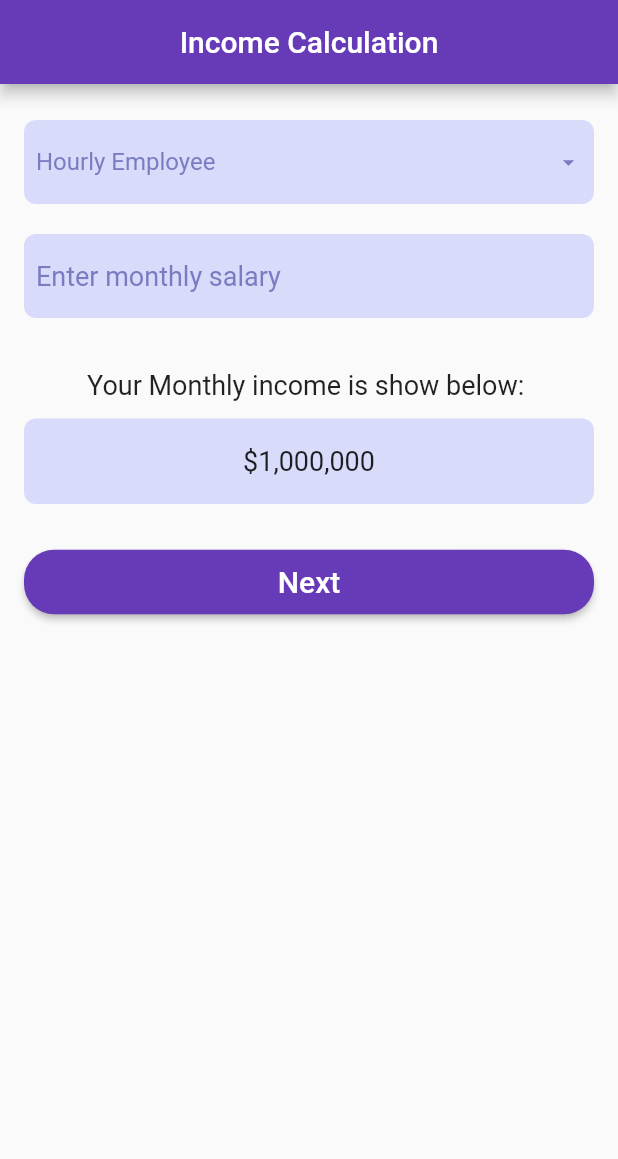
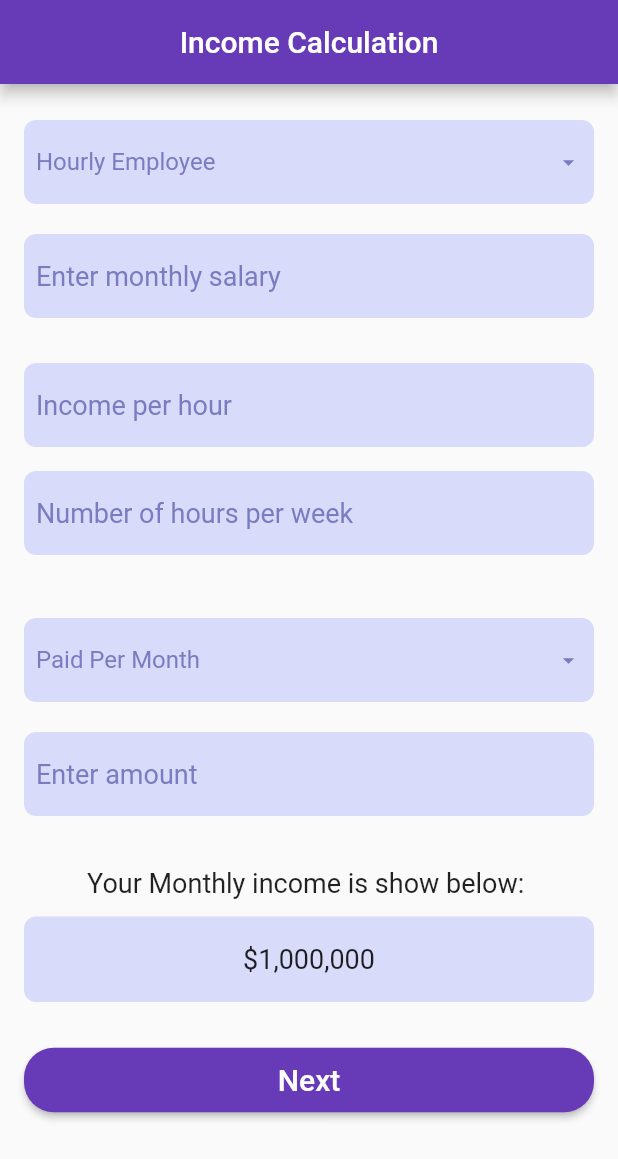
Before and after one commit to oyinlola007/dti_calculator, a Flutter app: the screen it shows after launch, on a phone screen of 412 x 824 dp. Shown: the top 1159 px of the screen. Run offline on Flutter 3.47's test engine with Material 2 defaults, Android fonts, the phone set to English and light mode, and no system bars; our stand-ins replace currency_text_input_formatter.

Commit message:
Worked on incom calculator ui

```diff
--- a/lib/features/income_calculator/income_calculator_screen.dart
+++ b/lib/features/income_calculator/income_calculator_screen.dart
@@ -1,10 +1,12 @@
 import 'package:currency_text_input_formatter/currency_text_input_formatter.dart';
+import 'package:dti_calculator/features/income_calculator/widget/hourly_employee_widget.dart';
 import 'package:dti_calculator/features/income_calculator/widget/monthly_income_value_widget.dart';
 import 'package:flutter/cupertino.dart';
 import 'package:flutter/material.dart';
 import 'package:flutter/services.dart';
 
 import 'widget/drop_down_button_widget.dart';
+import 'widget/salary_employee_widget.dart';
 
 class IncomeCalculatorScreen extends StatefulWidget {
   const IncomeCalculatorScreen({Key? key}) : super(key: key);
@@ -15,6 +17,7 @@ class IncomeCalculatorScreen extends StatefulWidget {
 
 class _IncomeCalculatorScreenState extends State<IncomeCalculatorScreen> {
   String employeeType = "Hourly Employee";
+  List<String> employeeTypes = ['Hourly Employee', 'Salary Employee'];
   final CurrencyTextInputFormatter _formatter = CurrencyTextInputFormatter();
 
   @override
@@ -33,10 +36,7 @@ class _IncomeCalculatorScreenState extends State<IncomeCalculatorScreen> {
               SizedBox(
                 height: 16,
               ),
-              DropdownButtonWidget(
-                employeeType == "Hourly Employee" ? "Hourly Employee" : "Salary Employee",
-                setEmployeeType,
-              ),
+              DropdownButtonWidget(employeeType, setEmployeeType, employeeTypes),
               SizedBox(
                 height: 16,
               ),
@@ -75,6 +75,8 @@ class _IncomeCalculatorScreenState extends State<IncomeCalculatorScreen> {
                   keyboardType: TextInputType.number,
                 ),
               ),
+              HourlyEmployeeWidget(),
+              SalaryEmployeeWidget(),
               MonthlyIncomeValueWidget()
             ],
           ),
@@ -84,14 +86,8 @@ class _IncomeCalculatorScreenState extends State<IncomeCalculatorScreen> {
   }
 
   setEmployeeType(String newValue) {
-    if (newValue == "Hourly Employee") {
-      setState(() {
-        employeeType = "Hourly Employee";
-      });
-    } else {
-      setState(() {
-        employeeType = "Salary Employee";
-      });
-    }
+    setState(() {
+      employeeType = newValue;
+    });
   }
 }
--- a/lib/features/income_calculator/widget/drop_down_button_widget.dart
+++ b/lib/features/income_calculator/widget/drop_down_button_widget.dart
@@ -1,10 +1,11 @@
 import 'package:flutter/material.dart';
 
 class DropdownButtonWidget extends StatelessWidget {
+  final List<String> types;
   final String value;
   final Function action;
 
-  DropdownButtonWidget(this.value, this.action);
+  DropdownButtonWidget(this.value, this.action, this.types);
   @override
   Widget build(BuildContext context) {
     return Container(
@@ -29,8 +30,7 @@ class DropdownButtonWidget extends StatelessWidget {
         onChanged: (value) {
           action(value);
         },
-        items: <String>['Hourly Employee', 'Salary Employee']
-            .map<DropdownMenuItem<String>>((String value) {
+        items: types.map<DropdownMenuItem<String>>((String value) {
           return DropdownMenuItem<String>(
             value: value,
             child: Text(value),
--- /dev/null
+++ b/lib/features/income_calculator/widget/hourly_employee_widget.dart
@@ -0,0 +1,95 @@
+import 'package:flutter/material.dart';
+
+class HourlyEmployeeWidget extends StatefulWidget {
+  const HourlyEmployeeWidget({Key? key}) : super(key: key);
+
+  @override
+  _HourlyEmployeeWidgetState createState() => _HourlyEmployeeWidgetState();
+}
+
+class _HourlyEmployeeWidgetState extends State<HourlyEmployeeWidget> {
+  @override
+  Widget build(BuildContext context) {
+    return Container(
+      child: Column(
+        children: [
+          SizedBox(
+            height: 22,
+          ),
+          Container(
+            // margin: EdgeInsets.only(left: 8, right: 8, bottom: 8),
+            margin: EdgeInsets.fromLTRB(8, 4, 8, 4),
+            padding: EdgeInsets.fromLTRB(8, 4, 8, 4),
+            decoration: BoxDecoration(
+              color: Color(0xffD9DBFB),
+              borderRadius: BorderRadius.circular(8),
+            ),
+            child: TextField(
+              style: TextStyle(
+                color: Color(0xff797CC0),
+                fontSize: 18,
+              ),
+              decoration: InputDecoration(
+                hintText: "Income per hour",
+                // prefixIcon: Icon(CupertinoIcons.money_dollar, color: Colors.black),
+                hintStyle: TextStyle(color: Color(0xff797CC0)),
+                border: InputBorder.none,
+              ),
+              onEditingComplete: () {
+                // context.read<StaffSearchBloc>()..add(SearchStaff());
+                // FocusScopeNode currentFocus = FocusScope.of(context);
+                //
+                // if (!currentFocus.hasPrimaryFocus) {
+                //   currentFocus.unfocus();
+                // }
+              },
+              // onChanged: (value) => context.read<StaffSearchBloc>()..add(SetStaffSearchKeyword(value)),
+
+              // inputFormatters: <TextInputFormatter>[
+              //   _formatter,
+              // ],
+              keyboardType: TextInputType.number,
+            ),
+          ),
+          SizedBox(
+            height: 8,
+          ),
+          Container(
+            // margin: EdgeInsets.only(left: 8, right: 8, bottom: 8),
+            margin: EdgeInsets.fromLTRB(8, 4, 8, 4),
+            padding: EdgeInsets.fromLTRB(8, 4, 8, 4),
+            decoration: BoxDecoration(
+              color: Color(0xffD9DBFB),
+              borderRadius: BorderRadius.circular(8),
+            ),
+            child: TextField(
+              style: TextStyle(
+                color: Color(0xff797CC0),
+                fontSize: 18,
+              ),
+              decoration: InputDecoration(
+                hintText: "Number of hours per week",
+                // prefixIcon: Icon(CupertinoIcons.money_dollar, color: Colors.black),
+                hintStyle: TextStyle(color: Color(0xff797CC0)),
+                border: InputBorder.none,
+              ),
+              onEditingComplete: () {
+                // context.read<StaffSearchBloc>()..add(SearchStaff());
+                // FocusScopeNode currentFocus = FocusScope.of(context);
+                //
+                // if (!currentFocus.hasPrimaryFocus) {
+                //   currentFocus.unfocus();
+                // }
+              },
+              // onChanged: (value) => context.read<StaffSearchBloc>()..add(SetStaffSearchKeyword(value)),
+              keyboardType: TextInputType.number,
+            ),
+          ),
+          SizedBox(
+            height: 22,
+          ),
+        ],
+      ),
+    );
+  }
+}
--- /dev/null
+++ b/lib/features/income_calculator/widget/salary_employee_widget.dart
@@ -0,0 +1,82 @@
+import 'package:currency_text_input_formatter/currency_text_input_formatter.dart';
+import 'package:flutter/material.dart';
+import 'package:flutter/services.dart';
+
+import 'drop_down_button_widget.dart';
+
+class SalaryEmployeeWidget extends StatefulWidget {
+  const SalaryEmployeeWidget({Key? key}) : super(key: key);
+
+  @override
+  _SalaryEmployeeWidgetState createState() => _SalaryEmployeeWidgetState();
+}
+
+class _SalaryEmployeeWidgetState extends State<SalaryEmployeeWidget> {
+  String salaryType = "Paid Per Month";
+  List<String> salaryTypes = [
+    'Paid Per Month',
+    'Paid Twice Per Month',
+    'Paid Twice per Week (you get an extra pay check twice a year)',
+    'Paid Weekly',
+  ];
+
+  final CurrencyTextInputFormatter _formatter = CurrencyTextInputFormatter();
+
+  @override
+  Widget build(BuildContext context) {
+    return Container(
+      child: Column(
+        children: [
+          SizedBox(
+            height: 16,
+          ),
+          DropdownButtonWidget(salaryType, setSalaryType, salaryTypes),
+          SizedBox(
+            height: 16,
+          ),
+          Container(
+            // margin: EdgeInsets.only(left: 8, right: 8, bottom: 8),
+            margin: EdgeInsets.fromLTRB(8, 4, 8, 4),
+            padding: EdgeInsets.fromLTRB(8, 4, 8, 4),
+            decoration: BoxDecoration(
+              color: Color(0xffD9DBFB),
+              borderRadius: BorderRadius.circular(8),
+            ),
+            child: TextField(
+              style: TextStyle(
+                color: Color(0xff797CC0),
+                fontSize: 18,
+              ),
+              decoration: InputDecoration(
+                hintText: "Enter amount ",
+                // prefixIcon: Icon(CupertinoIcons.money_dollar, color: Colors.black),
+                hintStyle: TextStyle(color: Color(0xff797CC0)),
+                border: InputBorder.none,
+              ),
+              onEditingComplete: () {
+                // context.read<StaffSearchBloc>()..add(SearchStaff());
+                // FocusScopeNode currentFocus = FocusScope.of(context);
+                //
+                // if (!currentFocus.hasPrimaryFocus) {
+                //   currentFocus.unfocus();
+                // }
+              },
+              // onChanged: (value) => context.read<StaffSearchBloc>()..add(SetStaffSearchKeyword(value)),
+
+              inputFormatters: <TextInputFormatter>[
+                _formatter,
+              ],
+              keyboardType: TextInputType.number,
+            ),
+          ),
+        ],
+      ),
+    );
+  }
+
+  setSalaryType(String newValue) {
+    setState(() {
+      salaryType = newValue;
+    });
+  }
+}
```
